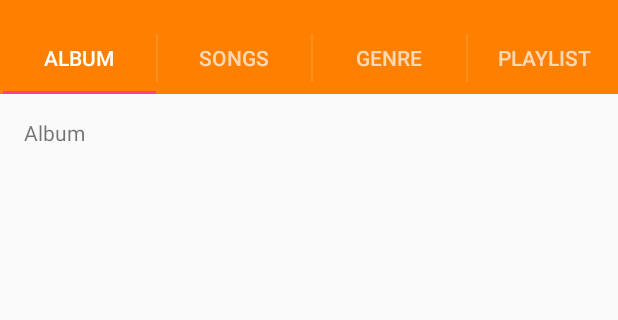
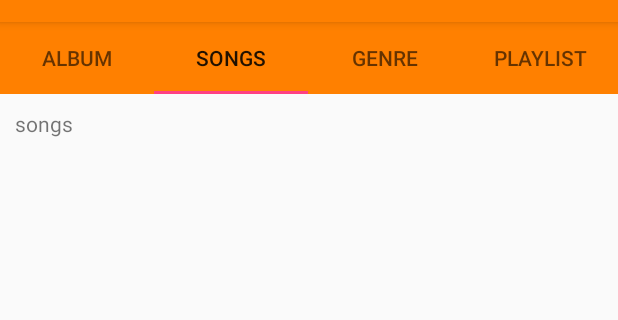
Before and after one commit to slk007/pmusic-colab, an Android app: the screen it shows after launch (MainActivity), on a phone screen of 412 x 824 dp, the part 62-382 px from its top. Run offline under Robolectric (Android 15) with nearby library versions, the light colour scheme and no system bars.

Commit message:
updated app

```diff
--- a/app/build.gradle
+++ b/app/build.gradle
@@ -22,5 +22,5 @@ android {
 dependencies {
     compile 'com.android.support:appcompat-v7:24.2.1'
     compile 'com.android.support:support-v4:24.2.1'
-
+    compile 'com.android.support:design:24.2.1'
 }
--- a/app/src/main/java/com/ss/pmusic/GenreFrag.java
+++ b/app/src/main/java/com/ss/pmusic/GenreFrag.java
@@ -10,13 +10,11 @@ import android.view.View;
 import android.view.ViewGroup;
 
 
-
-public class GenreFrag extends Fragment
-{
+public class GenreFrag extends Fragment {
     @Nullable
     @Override
     public View onCreateView(LayoutInflater inflater, @Nullable ViewGroup container, @Nullable Bundle savedInstanceState) {
-        View vw = inflater.inflate(R.layout.fragment_genre,container,false);
+        View vw = inflater.inflate(R.layout.fragment_genre, container, false);
         return vw;
     }
 
--- a/app/src/main/java/com/ss/pmusic/MainActivity.java
+++ b/app/src/main/java/com/ss/pmusic/MainActivity.java
@@ -1,6 +1,7 @@
 package com.ss.pmusic;
 
 import android.graphics.drawable.ColorDrawable;
+import android.support.design.widget.TabLayout;
 import android.support.v4.app.Fragment;
 import android.support.v4.app.FragmentManager;
 import android.support.v4.app.FragmentPagerAdapter;
@@ -12,25 +13,21 @@ import android.os.Bundle;
 import android.view.Menu;
 import android.widget.Switch;
 
-public class MainActivity extends AppCompatActivity implements ActionBar.TabListener {
+public class MainActivity extends AppCompatActivity {
 
     private ViewPager viewPager;
     private ActionBar actionBar;
-
+    TabLayout tabLayout;
     @Override
     protected void onCreate(Bundle savedInstanceState) {
         super.onCreate(savedInstanceState);
         setContentView(R.layout.activity_main);
 
         viewPager = (ViewPager)findViewById(R.id.main_view_pager);
+        tabLayout = (TabLayout) findViewById(R.id.main_tab_layout);
         viewPager.setAdapter(new PageAdapter(getSupportFragmentManager()));
-
-        actionBar = getSupportActionBar();
-        actionBar.setNavigationMode(ActionBar.NAVIGATION_MODE_TABS);
-        actionBar.addTab(actionBar.newTab().setText("Album").setTabListener(this));
-        actionBar.addTab(actionBar.newTab().setText("Songs").setTabListener(this));
-        actionBar.addTab(actionBar.newTab().setText("Genre").setTabListener(this));
-        actionBar.addTab(actionBar.newTab().setText("Playlist").setTabListener(this));
+        tabLayout.setupWithViewPager(viewPager);
+        viewPager.setCurrentItem(1);
     }
     @Override
     public boolean onCreateOptionsMenu(Menu menu) {
@@ -38,20 +35,6 @@ public class MainActivity extends AppCompatActivity implements ActionBar.TabList
         return true;
     }
 
-    @Override
-    public void onTabSelected(ActionBar.Tab tab, FragmentTransaction ft) {
-        viewPager.setCurrentItem(tab.getPosition());
-    }
-
-    @Override
-    public void onTabUnselected(ActionBar.Tab tab, FragmentTransaction ft) {
-
-    }
-
-    @Override
-    public void onTabReselected(ActionBar.Tab tab, FragmentTransaction ft) {
-
-    }
     class PageAdapter extends FragmentPagerAdapter
     {
 
@@ -74,5 +57,16 @@ public class MainActivity extends AppCompatActivity implements ActionBar.TabList
         public int getCount() {
             return 4;
         }
+
+        @Override
+        public CharSequence getPageTitle(int position) {
+            switch (position) {
+                case 0: return "Album";
+                case 1: return "Songs";
+                case 2: return "Genre";
+                case 3: return "Playlist";
+            }
+            return null;
+        }
     }
 }
--- a/app/src/main/res/layout/activity_main.xml
+++ b/app/src/main/res/layout/activity_main.xml
@@ -4,16 +4,22 @@
     android:id="@+id/activity_main"
     android:layout_width="match_parent"
     android:layout_height="match_parent"
-    android:paddingBottom="@dimen/activity_vertical_margin"
-    android:paddingLeft="@dimen/activity_horizontal_margin"
-    android:paddingRight="@dimen/activity_horizontal_margin"
-    android:paddingTop="@dimen/activity_vertical_margin"
+
     tools:context="com.ss.pmusic.MainActivity">
-<android.support.v4.view.ViewPager
-    android:layout_width="match_parent"
-    android:layout_height="match_parent"
-    android:id="@+id/main_view_pager">
-</android.support.v4.view.ViewPager>
 
+    <android.support.design.widget.TabLayout
+        android:layout_width="match_parent"
+        android:id="@+id/main_tab_layout"
+        android:background="@color/colorPrimary"
+        android:layout_height="wrap_content">
+
+    </android.support.design.widget.TabLayout>
+
+    <android.support.v4.view.ViewPager
+        android:id="@+id/main_view_pager"
+        android:layout_width="match_parent"
+        android:layout_margin="10sp"
+        android:layout_below="@id/main_tab_layout"
+        android:layout_height="match_parent"></android.support.v4.view.ViewPager>
 
 </RelativeLayout>
--- a/app/src/main/res/layout/fragment_album.xml
+++ b/app/src/main/res/layout/fragment_album.xml
@@ -1,18 +1,14 @@
-<RelativeLayout
-    android:layout_height="match_parent"
+<RelativeLayout xmlns:android="http://schemas.android.com/apk/res/android"
     android:layout_width="match_parent"
-    xmlns:android="http://schemas.android.com/apk/res/android">
+    android:layout_height="match_parent">
 
     <ListView
+        android:id="@+id/album_list_view"
         android:layout_width="match_parent"
-        android:layout_height="match_parent"
-        android:id="@+id/album_list_view"
-        >
-    </ListView>
+        android:layout_height="match_parent"></ListView>
+
     <TextView
         android:layout_width="wrap_content"
         android:layout_height="match_parent"
-        android:text="Album"
-        android:layout_alignParentLeft="true"
-        android:layout_alignParentStart="true" />
+        android:text="Album" />
 </RelativeLayout>
--- a/app/src/main/res/layout/fragment_songs.xml
+++ b/app/src/main/res/layout/fragment_songs.xml
@@ -1,15 +1,16 @@
-<RelativeLayout
+<RelativeLayout xmlns:android="http://schemas.android.com/apk/res/android"
     android:layout_width="match_parent"
-    android:layout_height="match_parent"
-    xmlns:android="http://schemas.android.com/apk/res/android">
-<TextView
-    android:layout_width="wrap_content"
-    android:layout_height="wrap_content"
-    android:text="songs"/>
+    android:layout_height="match_parent">
+
+    <TextView
+        android:layout_width="wrap_content"
+        android:layout_height="wrap_content"
+        android:text="songs" />
+
     <ListView
+        android:id="@+id/songs_list_view"
         android:layout_width="match_parent"
         android:layout_height="match_parent"
         android:layout_centerHorizontal="true"
-        android:id="@+id/songs_list_view"
         android:layout_margin="10sp" />
 </RelativeLayout>
```
